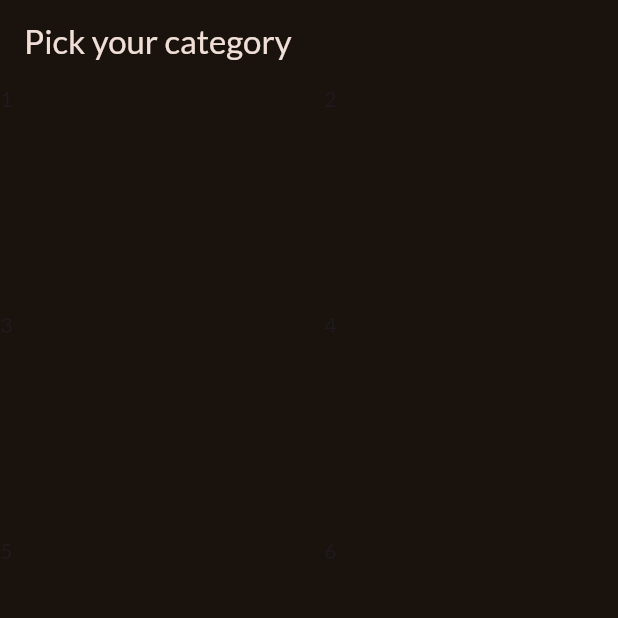
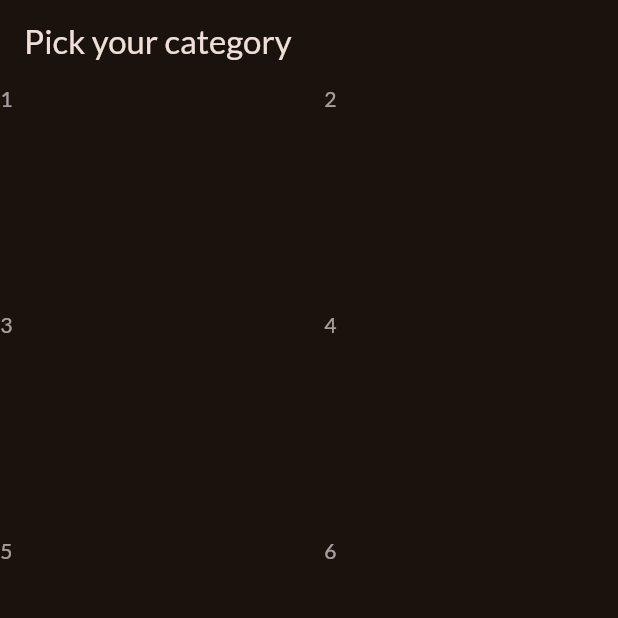
Before and after one commit to MDREZA110/meal_app, a Flutter app: the screen it shows after launch, on a phone screen of 412 x 824 dp, the top half of it. Run offline on Flutter 3.47's test engine with Material 3 defaults, Android fonts, the phone set to English and light mode, and no system bars; our stand-ins replace google_fonts.

Commit message:
second commit

```diff
--- a/lib/main.dart
+++ b/lib/main.dart
@@ -1,7 +1,7 @@
 import 'package:flutter/material.dart';
 
 import 'package:google_fonts/google_fonts.dart';
-import 'package:meals/categories.dart';
+import 'package:meals/screens/categories.dart';
 
 final theme = ThemeData(
   useMaterial3: true,
--- a/lib/categories.dart
+++ b/lib/screens/categories.dart
@@ -16,13 +16,12 @@ class CategriesScreen extends StatelessWidget {
             crossAxisSpacing: 20,
             mainAxisSpacing: 20),
         children: const [
-          Text("1"),
-          Text("2"),
-          Text("3"),
-          Text("4"),
-          Text("5"),
-          Text("6"),
-
+          Text("1", style: TextStyle(color: Colors.white60)),
+          Text("2", style: TextStyle(color: Colors.white60)),
+          Text("3", style: TextStyle(color: Colors.white60)),
+          Text("4", style: TextStyle(color: Colors.white60)),
+          Text("5", style: TextStyle(color: Colors.white60)),
+          Text("6", style: TextStyle(color: Colors.white60)),
         ],
       ),
     );
```
Also changed, not shown: lib/data/dummy_data.dart (added, +56 -0 lines), lib/models/category.dart (added, +8 -0 lines).
